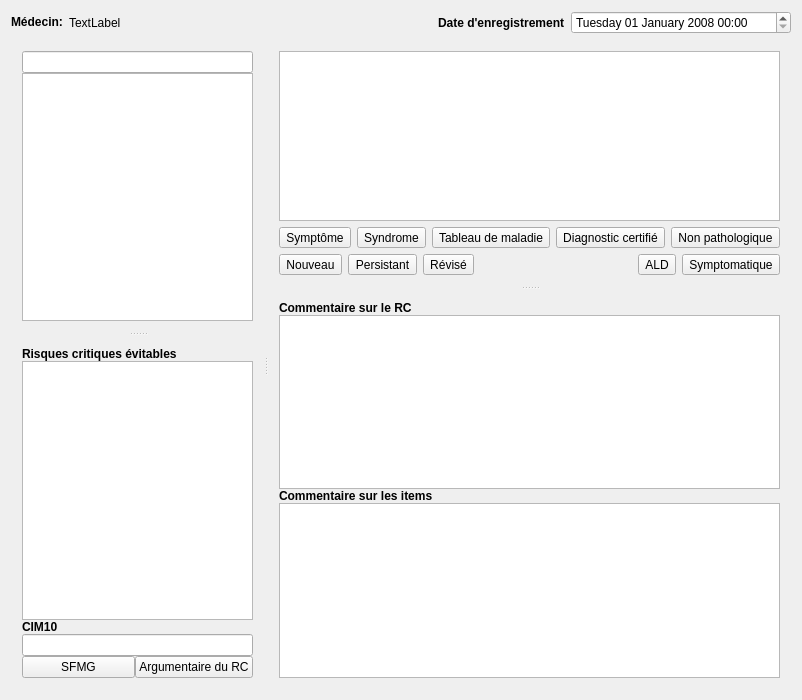
First picture: the form in freedrc/plugins/edrcplugin/widgets/rceditorwidget.ui, repository FreeHealth/freehealth, before the edit.
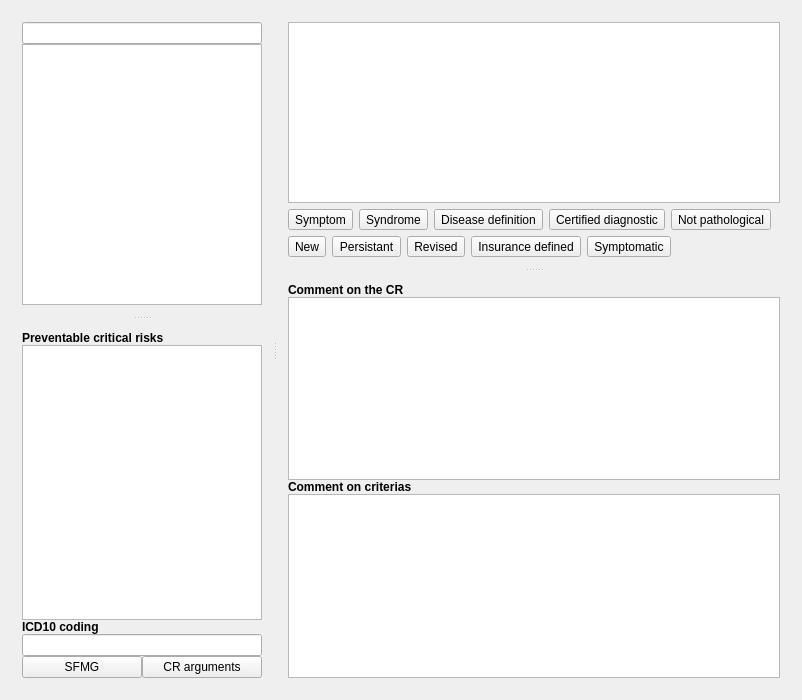
Second picture: the form after the edit. Custom widgets are drawn as their Qt base class.

Diff of the .ui file:
```diff
--- a/freedrc/plugins/edrcplugin/widgets/rceditorwidget.ui
+++ b/freedrc/plugins/edrcplugin/widgets/rceditorwidget.ui
@@ -49,84 +49,7 @@
    </palette>
   </property>
   <layout class="QGridLayout" name="gridLayout">
-   <item row="0" column="2">
-    <widget class="QLabel" name="label_6">
-     <property name="sizePolicy">
-      <sizepolicy hsizetype="Fixed" vsizetype="Preferred">
-       <horstretch>0</horstretch>
-       <verstretch>0</verstretch>
-      </sizepolicy>
-     </property>
-     <property name="font">
-      <font>
-       <weight>75</weight>
-       <bold>true</bold>
-      </font>
-     </property>
-     <property name="text">
-      <string>Date d'enregistrement</string>
-     </property>
-    </widget>
-   </item>
-   <item row="0" column="3">
-    <widget class="QDateTimeEdit" name="ui_date_Cs">
-     <property name="maximumSize">
-      <size>
-       <width>220</width>
-       <height>16777215</height>
-      </size>
-     </property>
-     <property name="buttonSymbols">
-      <enum>QAbstractSpinBox::UpDownArrows</enum>
-     </property>
-     <property name="date">
-      <date>
-       <year>2008</year>
-       <month>1</month>
-       <day>1</day>
-      </date>
-     </property>
-     <property name="currentSection">
-      <enum>QDateTimeEdit::DaySection</enum>
-     </property>
-     <property name="displayFormat">
-      <string>dddd dd MMMM yyyy HH:mm</string>
-     </property>
-    </widget>
-   </item>
-   <item row="0" column="0">
-    <widget class="QLabel" name="ui_label_Noms">
-     <property name="sizePolicy">
-      <sizepolicy hsizetype="Fixed" vsizetype="Preferred">
-       <horstretch>0</horstretch>
-       <verstretch>0</verstretch>
-      </sizepolicy>
-     </property>
-     <property name="maximumSize">
-      <size>
-       <width>16777215</width>
-       <height>22</height>
-      </size>
-     </property>
-     <property name="font">
-      <font>
-       <weight>75</weight>
-       <bold>true</bold>
-      </font>
-     </property>
-     <property name="text">
-      <string>Médecin:</string>
-     </property>
-    </widget>
-   </item>
-   <item row="0" column="1">
-    <widget class="QLabel" name="label_5">
-     <property name="text">
-      <string>TextLabel</string>
-     </property>
-    </widget>
-   </item>
-   <item row="1" column="0" colspan="4">
+   <item row="0" column="0" colspan="2">
     <widget class="QSplitter" name="centralSplitter">
      <property name="orientation">
       <enum>Qt::Horizontal</enum>
@@ -210,7 +133,7 @@
            </font>
           </property>
           <property name="text">
-           <string>Risques critiques évitables</string>
+           <string>Preventable critical risks</string>
           </property>
           <property name="wordWrap">
            <bool>false</bool>
@@ -251,7 +174,7 @@
            </font>
           </property>
           <property name="text">
-           <string>CIM10</string>
+           <string>ICD10 coding</string>
           </property>
          </widget>
         </item>
@@ -277,7 +200,7 @@
           <item>
            <widget class="QPushButton" name="arguments">
             <property name="text">
-             <string notr="true">Argumentaire du RC</string>
+             <string>CR arguments</string>
             </property>
            </widget>
           </item>
@@ -319,7 +242,7 @@
           <item>
            <widget class="QToolButton" name="buttonA">
             <property name="text">
-             <string>Symptôme</string>
+             <string>Symptom</string>
             </property>
             <property name="checkable">
              <bool>true</bool>
@@ -339,7 +262,7 @@
           <item>
            <widget class="QToolButton" name="buttonC">
             <property name="text">
-             <string>Tableau de maladie</string>
+             <string>Disease definition</string>
             </property>
             <property name="checkable">
              <bool>true</bool>
@@ -349,7 +272,7 @@
           <item>
            <widget class="QToolButton" name="buttonD">
             <property name="text">
-             <string>Diagnostic certifié</string>
+             <string>Certified diagnostic</string>
             </property>
             <property name="checkable">
              <bool>true</bool>
@@ -359,7 +282,7 @@
           <item>
            <widget class="QToolButton" name="buttonZ">
             <property name="text">
-             <string>Non pathologique</string>
+             <string>Not pathological</string>
             </property>
             <property name="checkable">
              <bool>true</bool>
@@ -386,7 +309,7 @@
           <item>
            <widget class="QToolButton" name="buttonN">
             <property name="text">
-             <string>Nouveau</string>
+             <string>New</string>
             </property>
             <property name="checkable">
              <bool>true</bool>
@@ -406,30 +329,17 @@
           <item>
            <widget class="QToolButton" name="buttonR">
             <property name="text">
-             <string>Révisé</string>
+             <string>Revised</string>
             </property>
             <property name="checkable">
              <bool>true</bool>
             </property>
            </widget>
           </item>
-          <item>
-           <spacer name="horizontalSpacer">
-            <property name="orientation">
-             <enum>Qt::Horizontal</enum>
-            </property>
-            <property name="sizeHint" stdset="0">
-             <size>
-              <width>40</width>
-              <height>20</height>
-             </size>
-            </property>
-           </spacer>
-          </item>
           <item>
            <widget class="QToolButton" name="buttonALD">
             <property name="text">
-             <string>ALD</string>
+             <string>Insurance defined</string>
             </property>
             <property name="checkable">
              <bool>true</bool>
@@ -439,13 +349,48 @@
           <item>
            <widget class="QToolButton" name="buttonSympto">
             <property name="text">
-             <string>Symptomatique</string>
+             <string>Symptomatic</string>
             </property>
             <property name="checkable">
              <bool>true</bool>
             </property>
            </widget>
           </item>
+          <item>
+           <spacer name="horizontalSpacer">
+            <property name="orientation">
+             <enum>Qt::Horizontal</enum>
+            </property>
+            <property name="sizeHint" stdset="0">
+             <size>
+              <width>40</width>
+              <height>20</height>
+             </size>
+            </property>
+           </spacer>
+          </item>
+          <item>
+           <widget class="QLabel" name="codingResultIcon">
+            <property name="sizePolicy">
+             <sizepolicy hsizetype="Fixed" vsizetype="Fixed">
+              <horstretch>0</horstretch>
+              <verstretch>0</verstretch>
+             </sizepolicy>
+            </property>
+            <property name="minimumSize">
+             <size>
+              <width>20</width>
+              <height>20</height>
+             </size>
+            </property>
+            <property name="maximumSize">
+             <size>
+              <width>20</width>
+              <height>20</height>
+             </size>
+            </property>
+           </widget>
+          </item>
          </layout>
         </item>
        </layout>
@@ -470,12 +415,12 @@
            </font>
           </property>
           <property name="text">
-           <string>Commentaire sur le RC</string>
+           <string>Comment on the CR</string>
           </property>
          </widget>
         </item>
         <item>
-         <widget class="QPlainTextEdit" name="commentRC">
+         <widget class="Editor::TextEditor" name="commentRC">
           <property name="maximumSize">
            <size>
             <width>16777215</width>
@@ -505,7 +450,7 @@
            </font>
           </property>
           <property name="text">
-           <string>Commentaire sur les items</string>
+           <string>Comment on criterias</string>
           </property>
          </widget>
         </item>
@@ -553,6 +498,11 @@
    <extends>QLineEdit</extends>
    <header location="global">utils/widgets/qbuttonlineedit.h</header>
   </customwidget>
+  <customwidget>
+   <class>Editor::TextEditor</class>
+   <extends>QTextEdit</extends>
+   <header location="global">texteditorplugin/texteditor.h</header>
+  </customwidget>
  </customwidgets>
  <tabstops>
   <tabstop>searchLine</tabstop>
```
Left out of the diff: 16 changed lines with no effect on the pictures.
